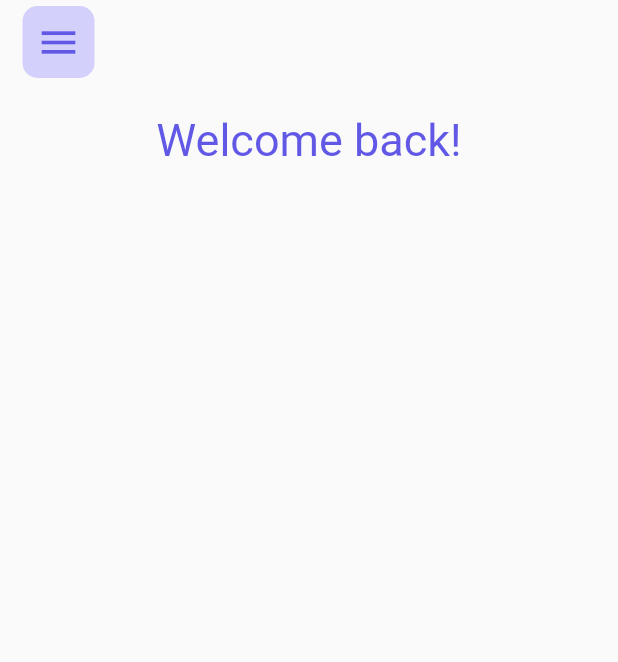
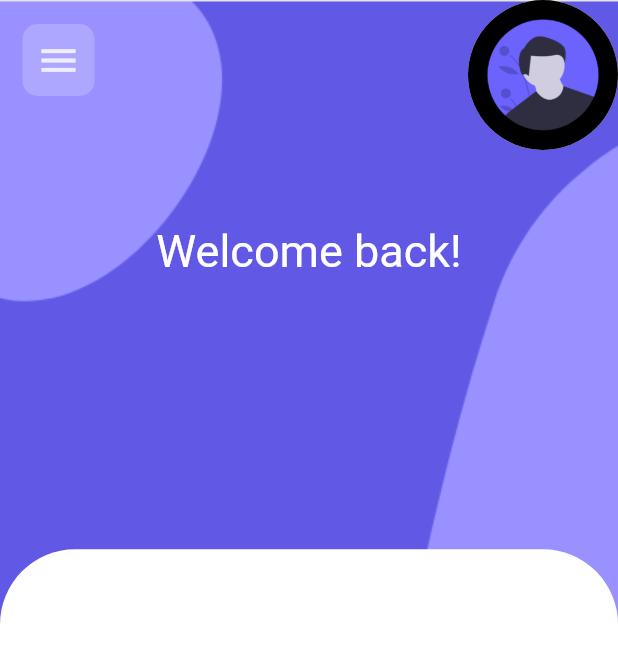
Before and after one commit to cmoral58/Studily-Sqflite-Login, a Flutter app: the HomePage screen opened by its route, on a phone screen of 412 x 824 dp. Shown: the top 662 px of the screen. Run offline on Flutter 3.47's test engine with Material 2 defaults, Android fonts, the phone set to English and light mode, and no system bars; our stand-ins replace sqflite; accounts and stored records are empty.

Commit message:
Changed some things

```diff
--- a/lib/pages/home_page.dart
+++ b/lib/pages/home_page.dart
@@ -1,5 +1,5 @@
+import 'package:flutter/material.dart';
 import 'package:Studily/pages/welcome/welcome.dart';
-import 'package:flutter/material.dart';
 
 void main() => runApp(HomePage());
 
@@ -9,23 +9,37 @@ class HomePage extends StatelessWidget {
     Size size = MediaQuery.of(context).size;
     return Stack(
       children: <Widget>[
-        new Container(
-          height: double.infinity,
-          width: double.infinity,
-          decoration: BoxDecoration(
-            image: new DecorationImage(
-              image: new AssetImage('assets/WaveImages/HomeScreenBubbles.png'),
-              fit: BoxFit.cover,
-            ),
-          ),
-        ),
         Scaffold(
           body: Container(
             child: HomePageBody(),
             color: Colors.transparent,
           ),
+        ),
+      ],
+    );
+  }
+}
+
+class HomePageBody extends StatelessWidget {
+  // final Widget child;
+  // const HomePageBody({
+  //   Key key,
+  //   @required this.child,
+  // }) : super(key: key);
+
+  @override
+  Widget build(BuildContext context) {
+    return Stack(
+      children: <Widget>[
+        Scaffold(
+          extendBodyBehindAppBar: true,
+          body: Container(
+            child: HomePageBackground(child: null),
+            color: Colors.transparent,
+          ),
           appBar: AppBar(
             automaticallyImplyLeading: false,
+            toolbarHeight: 80,
             title: Padding(
               padding: EdgeInsets.symmetric(
                 horizontal: 15,
@@ -34,7 +48,7 @@ class HomePage extends StatelessWidget {
               child: Builder(
                 builder: (context) => Ink(
                   decoration: ShapeDecoration(
-                    color: Color(0xff9891FF).withOpacity(0.4),
+                    color: Colors.white.withOpacity(0.2),
                     shape: RoundedRectangleBorder(
                       borderRadius: BorderRadius.all(Radius.circular(10)),
                     ),
@@ -42,7 +56,7 @@ class HomePage extends StatelessWidget {
                   child: IconButton(
                     icon: Icon(
                       Icons.menu,
-                      color: Color(0xff6159E6),
+                      color: Colors.white.withOpacity(0.8),
                       size: 30,
                     ),
                     onPressed: () => Scaffold.of(context).openDrawer(),
@@ -58,21 +72,26 @@ class HomePage extends StatelessWidget {
           drawer: Drawer(
             child: Column(
               children: <Widget>[
-                SizedBox(
-                  height: 30,
-                ),
+                // SizedBox(
+                //   height: 30,
+                // ),
                 DrawerHeader(
                   child: Container(
                     height: 142,
                     width: MediaQuery.of(context).size.width,
                     child: Image.asset(
                       "assets/Studily_avatar.png",
-                      height: 70, // These things also do nothing
-                      width: 70, // These things also do nothing
+                      height: 50, // These things also do nothing
+                      width: 50, // These things also do nothing
                     ),
                   ),
                   decoration: BoxDecoration(
-                    color: Colors.transparent,
+                    // borderRadius: BorderRadius.all(Radius.circular(10)),
+                    borderRadius: BorderRadius.only(
+                      bottomRight: Radius.circular(50),
+                      bottomLeft: Radius.circular(50),
+                    ),
+                    color: Color(0xff6159E6),
                   ),
                 ),
                 SizedBox(
@@ -156,21 +175,11 @@ class HomePage extends StatelessWidget {
         ),
       ],
     );
-  }
-}
-
-class HomePageBody extends StatelessWidget {
-  // final Widget child;
-  // const HomePageBody({
-  //   Key key,
-  //   @required this.child,
-  // }) : super(key: key);
-
-  @override
-  Widget build(BuildContext context) {
-    return HomePageBackground(
-      child: Scaffold(),
-    );
+    // return HomePageBackground(
+    //   Scaffold(
+    //     backgroundColor: Colors.white,
+    //   ),
+    // );
   }
 }
 
@@ -184,7 +193,6 @@ class HomePageBackground extends StatelessWidget {
   @override
   Widget build(BuildContext context) {
     Size size = MediaQuery.of(context).size;
-
     return Container(
       height: size.height,
       width: double.infinity,
@@ -192,18 +200,71 @@ class HomePageBackground extends StatelessWidget {
         alignment: Alignment.center,
         children: <Widget>[
           Positioned(
-            top: 20,
+            top: 0,
+            child: Image.asset('assets/WaveImages/HomeScreenBubbles.png'),
+          ),
+          Positioned(
+            top: 150,
+            // left: 20,
             child: Text(
               "Welcome back!",
               style: TextStyle(
                 fontSize: 30,
-                color: Color(0xff6159E6),
+                // color: Color(0xff6159E6),
+                fontFamily: 'Roboto',
+                color: Colors.white,
+              ),
+            ),
+          ),
+          Positioned(
+            top: 0,
+            right: 0,
+            child: Material(
+              borderRadius: BorderRadius.circular(500),
+              child: InkWell(
+                borderRadius: BorderRadius.circular(500),
+                splashColor: Colors.black45,
+                onTap: () {},
+                child: CircleAvatar(
+                  radius: 50,
+                  backgroundColor: Colors.black,
+                  child: Image.asset(
+                      'assets/undraw_male_avatar_323b-removebg-preview.png'),
+                  // child: Icon(
+                  //   Icons.arrow_back,
+                  //   color: Color(0xff6159E6),
+                  // ),
+                ),
+              ),
+            ),
+          ),
+          Center(
+            child: Container(
+              alignment: AlignmentDirectional(0.0, 1.0),
+              child: Container(
+                height: size.height / 1.8,
+                // color: Colors.white,
+                decoration: BoxDecoration(
+                  color: Colors.white,
+                  borderRadius: BorderRadius.only(
+                    topRight: Radius.circular(50),
+                    topLeft: Radius.circular(50),
+                  ),
+                ),
               ),
             ),
           ),
           // Positioned(
-          //   top: 0,
-          //   child: Image.asset('assets/WaveImages/HomeScreenBubbles.png'),
+          //   child: Center(
+          //       // height: size.height / 1.2,
+          //       // color: Colors.black,
+          //       // decoration: BoxDecoration(
+          //       //   borderRadius: BorderRadius.only(
+          //       //     topLeft: Radius.circular(20),
+          //       //   ),
+          //       //   color: Colors.transparent,
+          //       // ),
+          //       ),
           // ),
         ],
       ),
--- a/pubspec.yaml
+++ b/pubspec.yaml
@@ -27,6 +27,8 @@ dependencies:
   path_provider: ^0.4.0
   http: ^0.12.0
   flutter_launcher_icons: ^0.8.1
+  easy_dialog: ^1.0.5
+  syncfusion_flutter_calendar: ^18.3.40
 
 dev_dependencies:
   flutter_test:
```
Also changed, not shown: pubspec.lock, 1 other file.
